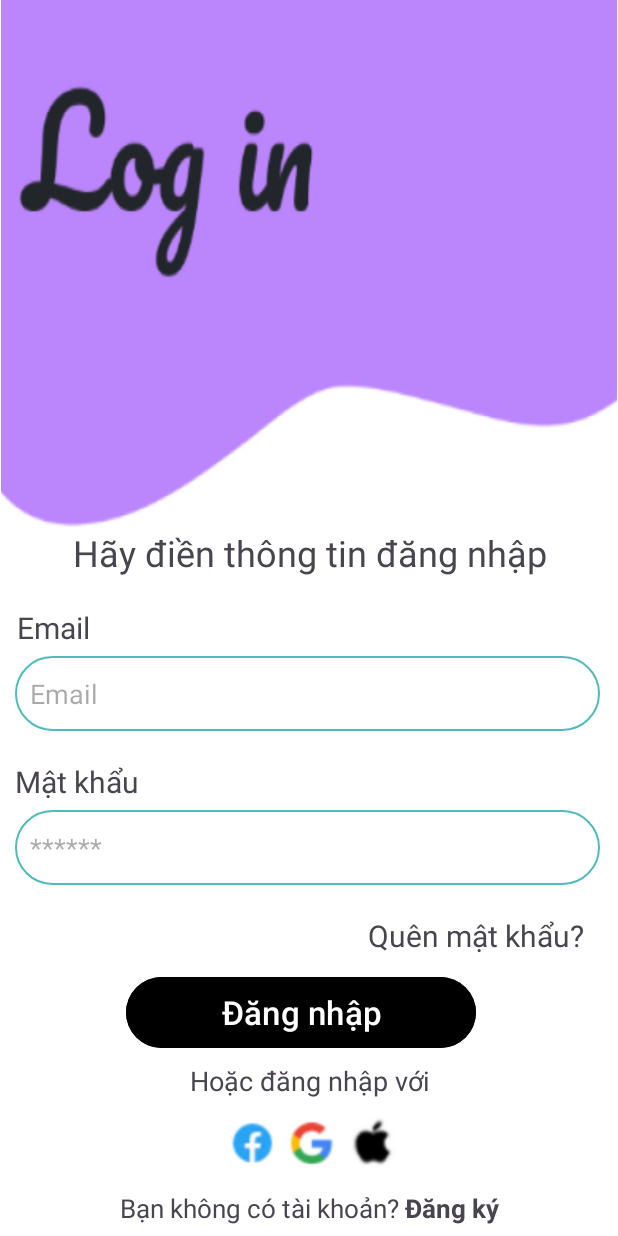
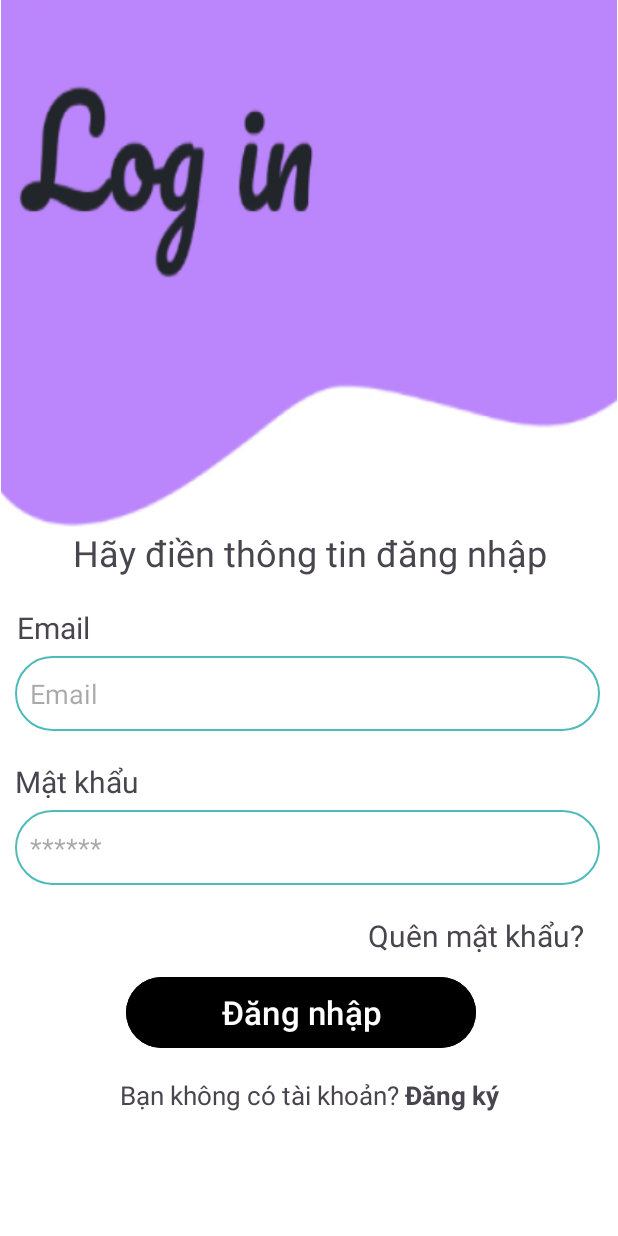
Before and after one commit to vanductlu/ProjectPetCare_63HTTT2, an Android app: the screen it shows after launch (Lgin), on a phone screen of 412 x 824 dp. Run offline under Robolectric (Android 15) with nearby library versions, the phone set to English and light mode, and no system bars; our stand-ins replace Firebase (no records; nobody signed in at launch, a user with empty details on screens opened directly).

Commit message:
fix layout,activity login loai bo phan dang nhap fb,gg,icloud

```diff
--- a/app/src/main/res/layout/activity_lgin.xml
+++ b/app/src/main/res/layout/activity_lgin.xml
@@ -6,7 +6,7 @@
     android:layout_width="match_parent"
     android:layout_height="match_parent"
     android:orientation="vertical"
-    tools:context=".Acitivy.Lgin">
+    tools:context=".Lgin">
 
     <LinearLayout
         android:layout_width="match_parent"
@@ -96,42 +96,6 @@
                 android:textSize="22dp"
                 android:textAlignment="center" />
         </LinearLayout>
-        <TextView
-            android:layout_width="match_parent"
-            android:layout_height="wrap_content"
-            android:text="Hoặc đăng nhập với"
-            android:textSize="18dp"
-            android:layout_marginTop="5dp"
-            android:textAlignment="center" />
-
-        <LinearLayout
-            android:layout_width="match_parent"
-            android:layout_height="wrap_content"
-            android:layout_marginTop="10dp"
-            android:orientation="horizontal">
-
-            <ImageView
-                android:onClick="openFacebookLink"
-                android:id="@+id/f"
-                android:layout_width="41dp"
-                android:layout_height="35dp"
-                android:layout_marginLeft="145dp"
-                android:src="@drawable/image_5" />
-
-            <ImageView
-                android:onClick="openGoogleLink"
-                android:id="@+id/g"
-                android:layout_width="41dp"
-                android:layout_height="35dp"
-                android:src="@drawable/image_6" />
-
-            <ImageView
-                android:onClick="openAppleLink"
-                android:id="@+id/a"
-                android:layout_width="41dp"
-                android:layout_height="35dp"
-                android:src="@drawable/image_7" />
-        </LinearLayout>
         <LinearLayout
             android:layout_width="match_parent"
             android:layout_height="wrap_content"
```
